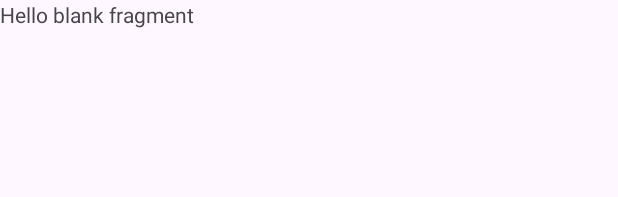
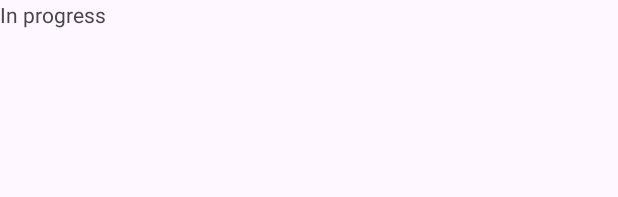
Before and after one commit to AlexBlancoRamos/Cafeteria, an Android app: the layout fragment_pagar.xml on its own in the app's theme, with its tools: preview values and no code run, on a phone screen of 412 x 824 dp. Shown: the top 197 px of the screen. Run offline under Robolectric (Android 15) with nearby library versions, the phone set to English and light mode, and no system bars.

```diff
--- a/app/src/main/java/com/alexblanco/cafeteria/RegisterActivity.kt
+++ b/app/src/main/java/com/alexblanco/cafeteria/RegisterActivity.kt
@@ -23,7 +23,7 @@ class RegisterActivity : AppCompatActivity() {
             val username = usernameEditText.text.toString()
             val password = passwordEditText.text.toString()
 
-            viewModel.register(username, password)
+            LoginProvider.addUser(username, password)
 
             startActivity(Intent(this, LoginActivity::class.java))
         }
--- a/app/src/main/java/com/alexblanco/cafeteria/RegisterViewModel.kt
+++ b/app/src/main/java/com/alexblanco/cafeteria/RegisterViewModel.kt
@@ -13,8 +13,4 @@ class RegisterViewModel: ViewModel() {
     val password: String
         get() = _password
 
-
-    fun register(username: String, password: String){
-        LoginProvider.addUser(username, password)
-    }
 }
--- a/app/src/main/res/layout/fragment_pagar.xml
+++ b/app/src/main/res/layout/fragment_pagar.xml
@@ -9,6 +9,6 @@
     <TextView
         android:layout_width="match_parent"
         android:layout_height="match_parent"
-        android:text="@string/hello_blank_fragment" />
+        android:text="@string/in_progress" />
 
 </FrameLayout>
--- a/app/src/main/res/values/strings.xml
+++ b/app/src/main/res/values/strings.xml
@@ -3,4 +3,5 @@
     <!-- TODO: Remove or change this placeholder text -->
     <string name="hello_blank_fragment">Hello blank fragment</string>
     <string name="title_activity_login">Login</string>
+    <string name="in_progress">In progress</string>
 </resources>
```
